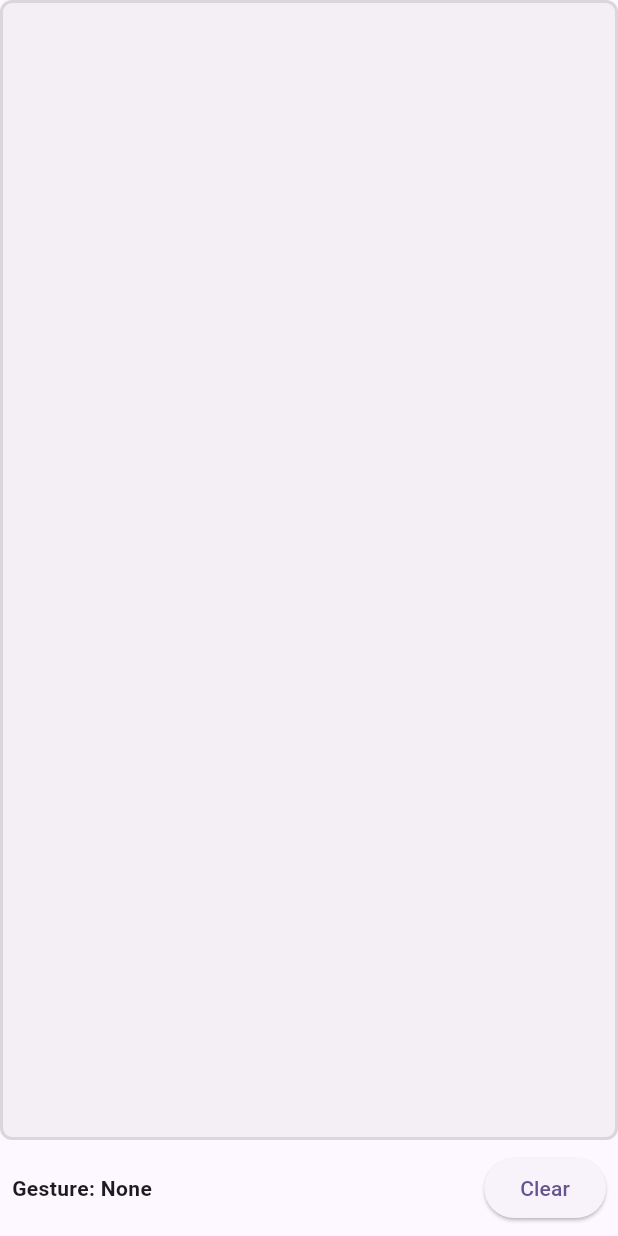
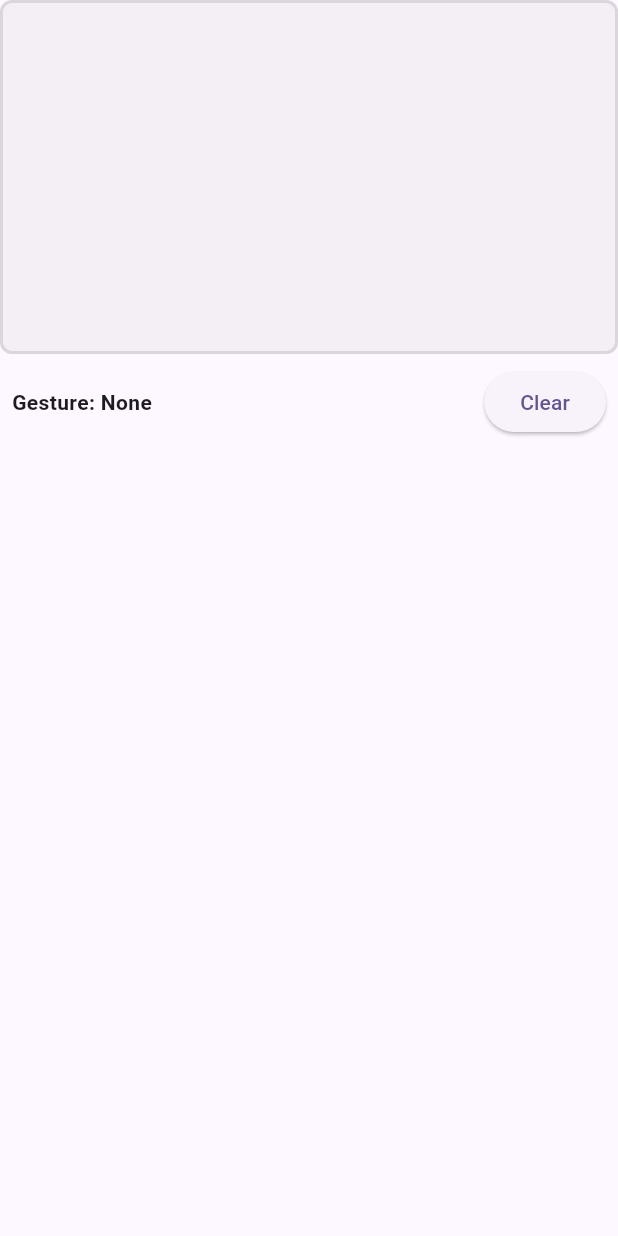
Before and after one commit to MrDenine/interesting_flutter, a Flutter app: the GestureCanvas widget shown alone on an empty page, opened directly, on a phone screen of 412 x 824 dp. Run offline on Flutter 3.47's test engine with Material 3 defaults, Android fonts, the phone set to English and light mode, and no system bars; our stand-ins replace flutter_map, flutter_staggered_animations, image_picker, latlong2, shimmer.

Commit message:
fix infinity box

```diff
--- a/lib/src/interactive/widgets/gesture_canvas.dart
+++ b/lib/src/interactive/widgets/gesture_canvas.dart
@@ -13,7 +13,9 @@ class _GestureCanvasState extends State<GestureCanvas> {
 
   @override
   Widget build(BuildContext context) {
-    return Column(
+    return Container(
+      height: 300,
+      child: Column(
         children: [
           Expanded(
             child: GestureDetector(
@@ -53,6 +55,7 @@ class _GestureCanvasState extends State<GestureCanvas> {
               },
               child: Container(
                 width: double.infinity,
+                height: double.infinity,
                 decoration: BoxDecoration(
                   color: Colors.grey.withValues(alpha: 0.1),
                   borderRadius: BorderRadius.circular(8),
@@ -64,7 +67,6 @@ class _GestureCanvasState extends State<GestureCanvas> {
                 ),
                 child: CustomPaint(
                   painter: GesturePainter(_points),
-                child: const SizedBox.expand(),
                 ),
               ),
             ),
@@ -93,6 +95,7 @@ class _GestureCanvasState extends State<GestureCanvas> {
             ),
           ),
         ],
+      ),
     );
   }
 }
```
Also changed, not shown: lib/src/interactive/interactive_widgets_showcase.dart (+4 -4 lines), lib/src/interactive/widgets/draggable_card.dart (+24 -6 lines). Lines whose indentation alone changed are shown as unchanged.
